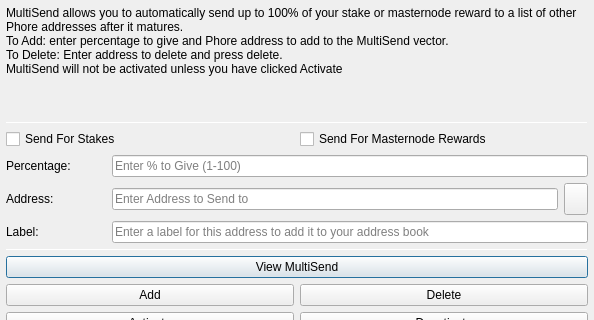
The window that src/qt/forms/multisenddialog.ui (22388o/CryptoDEX) describes before a commit, drawn with Qt 5; both pictures show x 0 to 594 and y 0 to 320 of the 594 by 526 pixel window.
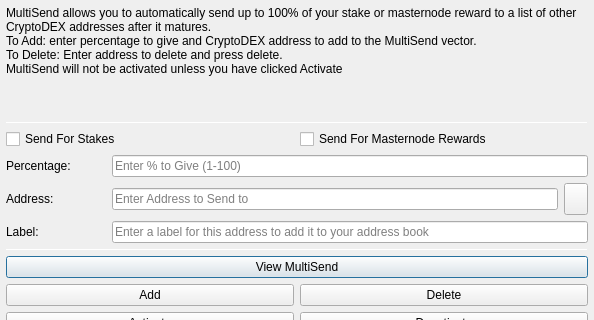
The same window after the commit. Icons and pictures are not drawn.

```diff
--- a/src/qt/forms/multisenddialog.ui
+++ b/src/qt/forms/multisenddialog.ui
@@ -37,8 +37,8 @@
         <number>1</number>
        </property>
        <property name="text">
-        <string>MultiSend allows you to automatically send up to 100% of your stake or masternode reward to a list of other Phore addresses after it matures.
-To Add: enter percentage to give and Phore address to add to the MultiSend vector.
+        <string>MultiSend allows you to automatically send up to 100% of your stake or masternode reward to a list of other CryptoDEX addresses after it matures.
+To Add: enter percentage to give and CryptoDEX address to add to the MultiSend vector.
 To Delete: Enter address to delete and press delete.
 MultiSend will not be activated unless you have clicked Activate</string>
        </property>
```
Left out of the diff: 4 changed lines with no effect on the pictures.
